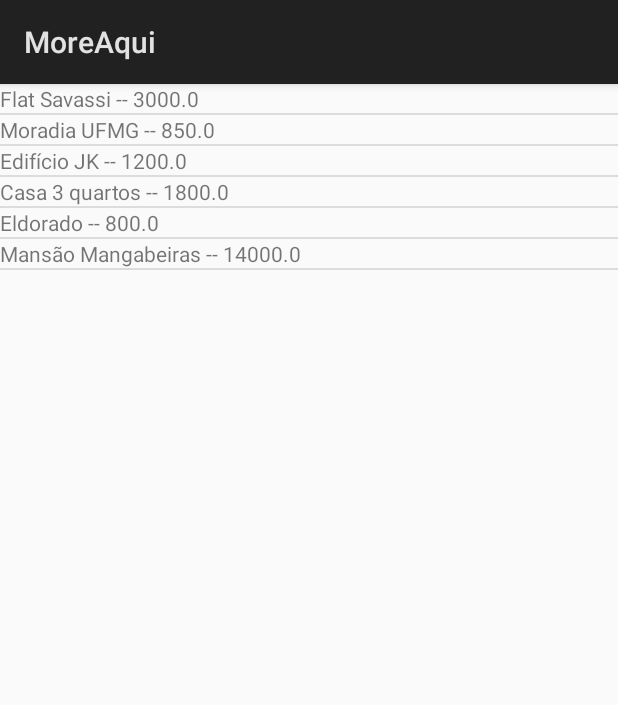
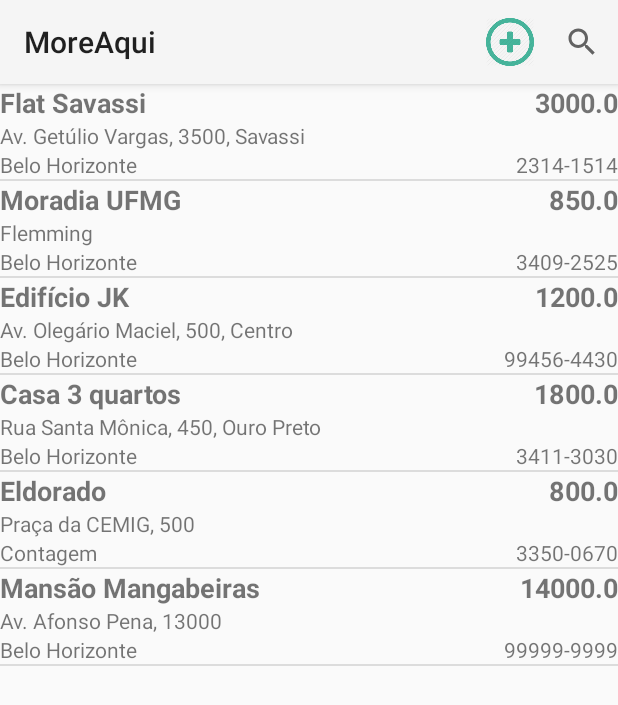
Before and after one commit to COLTEC-TP/Trimestral-01, an Android app: the screen it shows after launch (MainActivity), on a phone screen of 412 x 824 dp. Shown: the top 705 px of the screen. Run offline under Robolectric (Android 15) with nearby library versions, the phone set to English and light mode, and no system bars.

Commit message:
Entrega da Prova Trimestral :c

```diff
--- a/app/build.gradle
+++ b/app/build.gradle
@@ -21,6 +21,7 @@ android {
 dependencies {
     implementation fileTree(dir: 'libs', include: ['*.jar'])
     implementation 'com.android.support.constraint:constraint-layout:1.1.0'
+    implementation 'com.android.support:appcompat-v7:26.1.0'
     testImplementation 'junit:junit:4.12'
     androidTestImplementation 'com.android.support.test:runner:1.0.2'
     androidTestImplementation 'com.android.support.test.espresso:espresso-core:3.0.2'
--- a/app/src/main/AndroidManifest.xml
+++ b/app/src/main/AndroidManifest.xml
@@ -16,6 +16,7 @@
                 <category android:name="android.intent.category.LAUNCHER" />
             </intent-filter>
         </activity>
+        <activity android:name=".NovoImovelActivity" android:parentActivityName=".MainActivity"></activity>
     </application>
 
 </manifest>
--- a/app/src/main/java/br/ufmg/coltec/tp/moreaqui/ImoveisAdapter.java
+++ b/app/src/main/java/br/ufmg/coltec/tp/moreaqui/ImoveisAdapter.java
@@ -1,6 +1,7 @@
 package br.ufmg.coltec.tp.moreaqui;
 
 import android.content.Context;
+import android.view.LayoutInflater;
 import android.view.View;
 import android.view.ViewGroup;
 import android.widget.BaseAdapter;
@@ -22,6 +23,9 @@ public class ImoveisAdapter extends BaseAdapter {
         this.imoveis = imoveis;
     }
 
+    public ImoveisAdapter(Context baseContext) {
+    }
+
     @Override
     public int getCount() {
         return imoveis.size();
@@ -39,12 +43,27 @@ public class ImoveisAdapter extends BaseAdapter {
 
     @Override
     public View getView(int i, View view, ViewGroup viewGroup) {
-        Imovel imovel = (Imovel) this.getItem(i);
+        Imovel currentImovel = this.imoveis.get(i);
+        View newView = LayoutInflater.from(this.context).inflate(R.layout.adapter_imoveis, viewGroup, false);
+
+        TextView lblNome = newView.findViewById(R.id.lbl_imovel_nome);
+        TextView lblEndereco = newView.findViewById(R.id.lbl_imovel_endereco);
+        TextView lblCidade = newView.findViewById(R.id.lbl_imovel_cidade);
+        TextView lblTelefone = newView.findViewById(R.id.lbl_imovel_telefone);
+        TextView lblPreco = newView.findViewById(R.id.lbl_imovel_preco);
+
+
+
+
 
         //TODO implementar mecanismo para estilizar elemento da lista
-        TextView lblNomeImovel = new TextView(this.context);
-        lblNomeImovel.setText(imovel.getNome() + " -- " + imovel.getValor());
+        lblNome.setText(currentImovel.getNome());
+        lblEndereco.setText(currentImovel.getEndereco());
+        lblCidade.setText(currentImovel.getCidade());
+        lblTelefone.setText(currentImovel.getTelefone());
+        lblPreco.setText(currentImovel.getValor().toString());
 
-        return lblNomeImovel;
+
+        return newView;
     }
 }
--- a/app/src/main/java/br/ufmg/coltec/tp/moreaqui/Imovel.java
+++ b/app/src/main/java/br/ufmg/coltec/tp/moreaqui/Imovel.java
@@ -15,6 +15,10 @@ public class Imovel {
         this.cidade = cidade;
         this.valor = valor;
         this.telefone = telefone;
+    }
+
+    public Imovel(){
+        this(null, null, null, null, null);
     }
 
     public String getNome() {
--- a/app/src/main/java/br/ufmg/coltec/tp/moreaqui/ImovelDAO.java
+++ b/app/src/main/java/br/ufmg/coltec/tp/moreaqui/ImovelDAO.java
@@ -90,6 +90,11 @@ public class ImovelDAO {
         // está incluso dentro do nome de cada imóvel (Utilize o String.contains)
 
 
+
+
+
+
+
         return imoveisFiltrados;
     }
 
--- a/app/src/main/java/br/ufmg/coltec/tp/moreaqui/MainActivity.java
+++ b/app/src/main/java/br/ufmg/coltec/tp/moreaqui/MainActivity.java
@@ -1,8 +1,13 @@
 package br.ufmg.coltec.tp.moreaqui;
 
 import android.app.Activity;
+import android.content.Intent;
 import android.os.Bundle;
+import android.view.Menu;
+import android.view.MenuItem;
 import android.widget.ListView;
+import android.widget.SearchView;
+import android.widget.Toast;
 
 import java.util.ArrayList;
 
@@ -14,10 +19,66 @@ public class MainActivity extends Activity {
         super.onCreate(savedInstanceState);
         setContentView(R.layout.activity_main);
 
+        ImoveisAdapter adaptador = new ImoveisAdapter(getBaseContext());
+
         // recupera os imóveis cadastrados no DAO até o momento e os carrega na lista
         ImovelDAO dao = ImovelDAO.getInstance();
+
         this.atualizarLista(dao.getImoveis());
+
     }
+
+
+    public boolean onCreateOptionsMenu(Menu menu) {
+        // infla menu na tela
+        getMenuInflater().inflate(R.menu.menu_main, menu);
+
+        // busca pelo SearchView e customiza suas ações
+        MenuItem item = menu.findItem(R.id.action_search);
+        SearchView searchView = (SearchView) item.getActionView();
+        searchView.setOnQueryTextListener(new SearchView.OnQueryTextListener() {
+            @Override
+            public boolean onQueryTextSubmit(String s) {
+                Toast.makeText(MainActivity.this, "Não deu Tempo :(", Toast.LENGTH_SHORT).show();
+                ImovelDAO dao = ImovelDAO.getInstance();
+                dao.filtrarImoveis(s);
+                return false;
+
+            }
+
+            @Override
+            public boolean onQueryTextChange(String s) {
+                // executado enquanto texto é alterado pelo usuário
+                return false;
+            }
+        });
+
+        return true;
+    }
+
+
+    public boolean onOptionsItemSelected(MenuItem item) {
+        // recupera id do item selecionado
+        int id = item.getItemId();
+
+        // verifica qual é o botão selecionado com base no id
+        switch (id) {
+            case R.id.action_add:
+                Intent intent = new Intent(MainActivity.this, NovoImovelActivity.class);
+                startActivity(intent);
+                return true;
+            case R.id.action_search:
+                //only sad reactions
+                return true;
+
+            default:
+                return super.onOptionsItemSelected(item);
+        }
+    }
+
+
+
+
 
 
     /**
--- /dev/null
+++ b/app/src/main/res/layout/adapter_imoveis.xml
@@ -0,0 +1,51 @@
+<?xml version="1.0" encoding="utf-8"?>
+<RelativeLayout
+    xmlns:android="http://schemas.android.com/apk/res/android"
+    android:layout_width="match_parent"
+    android:layout_height="match_parent">
+
+
+    <TextView
+        android:id="@+id/lbl_imovel_nome"
+        android:layout_width="match_parent"
+        android:layout_height="wrap_content"
+        android:layout_alignParentStart="true"
+        android:layout_alignParentTop="true"
+        android:text="Nome"
+        android:textSize="18sp"
+        android:textStyle="bold" />
+
+    <TextView
+        android:id="@+id/lbl_imovel_endereco"
+        android:layout_width="match_parent"
+        android:layout_height="wrap_content"
+        android:layout_alignParentStart="true"
+        android:layout_below="@+id/lbl_imovel_nome"
+        android:text="Endereço" />
+
+    <TextView
+        android:id="@+id/lbl_imovel_cidade"
+        android:layout_width="match_parent"
+        android:layout_height="wrap_content"
+        android:layout_alignParentStart="true"
+        android:layout_below="@+id/lbl_imovel_endereco"
+        android:text="Cidade" />
+
+    <TextView
+        android:id="@+id/lbl_imovel_preco"
+        android:layout_width="wrap_content"
+        android:layout_height="wrap_content"
+        android:layout_alignParentEnd="true"
+        android:layout_alignParentTop="true"
+        android:text="Preço"
+        android:textSize="18sp"
+        android:textStyle="bold" />
+
+    <TextView
+        android:id="@+id/lbl_imovel_telefone"
+        android:layout_width="wrap_content"
+        android:layout_height="wrap_content"
+        android:layout_alignParentEnd="true"
+        android:layout_alignTop="@+id/lbl_imovel_cidade"
+        android:text="Telefone" />
+</RelativeLayout>
--- /dev/null
+++ b/app/src/main/res/menu/menu_main.xml
@@ -0,0 +1,15 @@
+<?xml version="1.0" encoding="utf-8"?>
+<menu xmlns:app="http://schemas.android.com/apk/res-auto"
+    xmlns:android="http://schemas.android.com/apk/res/android">
+
+    <item android:id="@+id/action_add"
+        android:icon="@drawable/add"
+        android:title="add"
+        android:showAsAction="always" />
+    <item android:id="@+id/action_search"
+        android:icon="@drawable/search"
+        android:title="find"
+        android:showAsAction="always"
+        android:actionViewClass="android.widget.SearchView"/>
+
+</menu>
--- a/app/src/main/res/values/styles.xml
+++ b/app/src/main/res/values/styles.xml
@@ -1,7 +1,7 @@
 <resources>
 
     <!-- Base application theme. -->
-    <style name="AppTheme" parent="android:Theme.Material.Light.DarkActionBar">
+    <style name="AppTheme" parent="android:Theme.Material.Light">
         <!-- Customize your theme here. -->
     </style>
 
```
Also changed, not shown: app/src/main/java/br/ufmg/coltec/tp/moreaqui/NovoImovelActivity.java (added, +43 -0 lines), app/src/main/res/layout/activity_novo_imovel.xml (added, +79 -0 lines), app/src/main/res/values/strings.xml (+7 -0 lines), app/src/main/res/drawable/add.png (added), app/src/main/res/drawable/search.png (added), 1 other file.
